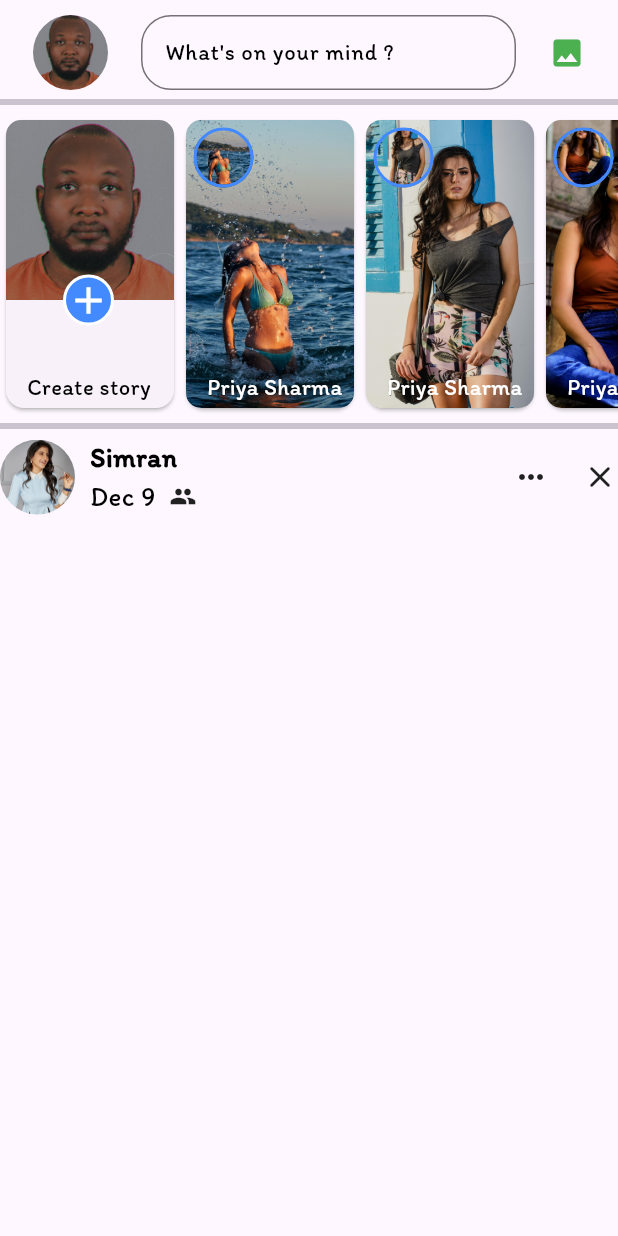
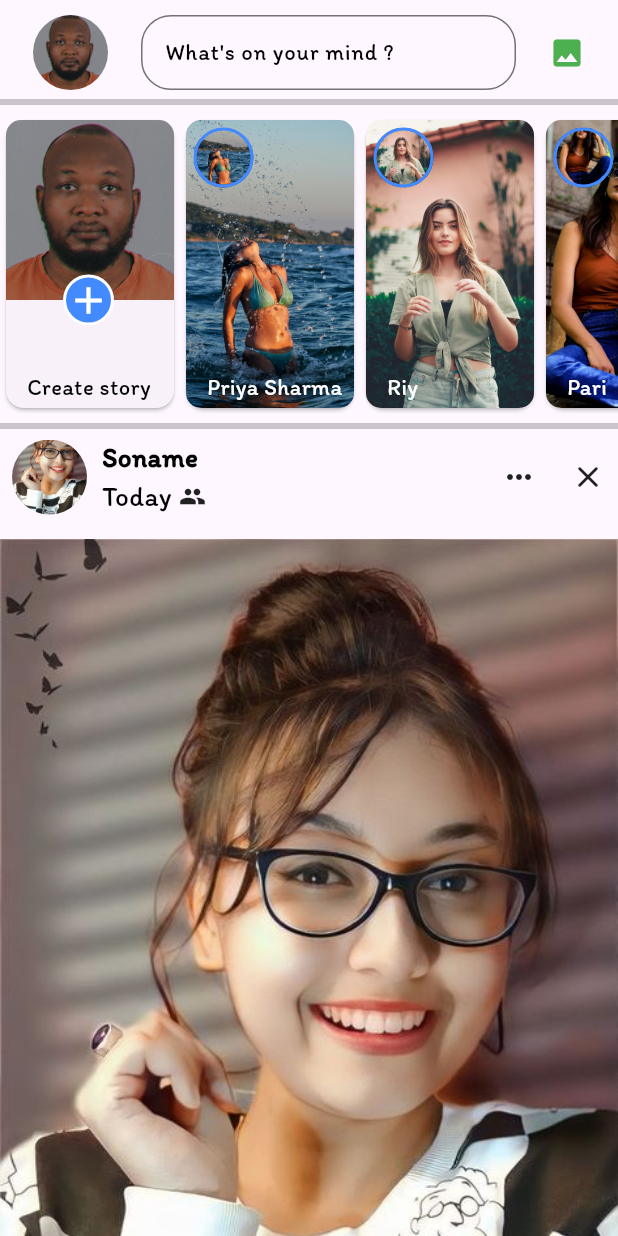
Before and after one commit to EtienneBel/facebook_clone_with_flutter, a Flutter app: the HomeScreen screen opened directly, on a phone screen of 412 x 824 dp. Run offline on Flutter 3.47's test engine with Material 3 defaults, Android fonts, the phone set to English and light mode, and no system bars.

```diff
--- a/lib/Screen/Tabs/home_screen.dart
+++ b/lib/Screen/Tabs/home_screen.dart
@@ -14,7 +14,8 @@ class _HomeScreenState extends State<HomeScreen> {
   @override
   Widget build(BuildContext context) {
     return Scaffold(
-        body: Column(
+        body: SingleChildScrollView(
+      child: Column(
         children: [
           const SizedBox(height: 10),
           Row(
@@ -77,8 +78,8 @@ class _HomeScreenState extends State<HomeScreen> {
                               topRight: Radius.circular(10),
                             ),
                             image: DecorationImage(
-                            image:
-                                AssetImage("assets/Images/EtienneBel (1).jpg"),
+                              image: AssetImage(
+                                  "assets/Images/EtienneBel (1).jpg"),
                               fit: BoxFit.cover,
                             ),
                           ),
@@ -113,31 +114,84 @@ class _HomeScreenState extends State<HomeScreen> {
                 ),
                 OtherUserStoryCard(
                   userName: "Priya Sharma",
-                imagePath: "assets/Images/pexels-dana-tentis-118658-364382.jpg",
+                  imagePath:
+                      "assets/Images/pexels-dana-tentis-118658-364382.jpg",
                 ),
                 OtherUserStoryCard(
-                userName: "Priya Sharma",
-                imagePath: "assets/Images/pexels-eliasdecarvalho-1375849.jpg",
+                  userName: "Riy",
+                  imagePath: "assets/Images/girl5.jpeg",
                 ),
                 OtherUserStoryCard(
-                userName: "Priya Sharma",
+                  userName: "Pari",
                   imagePath:
                       "assets/Images/pexels-harsh-raj-gond-218020-1485031.jpg",
                 ),
                 OtherUserStoryCard(
-                userName: "Priya Sharma",
-                imagePath: "assets/Images/pexels-ira-dulger-647031-1452129.jpg",
+                  userName: "pooja",
+                  imagePath: "assets/Images/pexels-willsantos-3383019.jpg",
                 ),
                 OtherUserStoryCard(
-                userName: "Priya Sharma",
-                imagePath: "assets/Images/pexels-leonnebrito-1844012.jpg",
+                  userName: "sonam",
+                  imagePath: "assets/Images/pexels-soldiervip-1386599.jpg",
+                ),
+                OtherUserStoryCard(
+                  userName: "Muskan",
+                  imagePath:
+                      "assets/Images/pexels-ira-dulger-647031-1452129.jpg",
                 ),
               ],
             ),
           ),
           Divider(thickness: 4),
-        UserPostCard()
+          UserPostCard(
+            userName: "Soname",
+            userProfile: "assets/Images/girls3.jpg",
+            userPost: "assets/Images/pexels-willsantos-3383019.jpg",
+          ),
+          const SizedBox(
+            height: 10,
+          ),
+          const Divider(
+            thickness: 3,
+          ),
+          const SizedBox(
+            height: 10,
+          ),
+          UserPostCard(
+            userName: "Beauty",
+            userProfile: "assets/Images/pexels-leonnebrito-1844012.jpg",
+            userPost: "assets/Images/pexels-nikki-williams-1761778-3334816.jpg",
+          ),
+          const SizedBox(
+            height: 10,
+          ),
+          const Divider(
+            thickness: 3,
+          ),
+          const SizedBox(
+            height: 10,
+          ),
+          UserPostCard(
+            userName: "cutie",
+            userProfile: "assets/Images/girl5.jpeg",
+            userPost: "assets/Images/pexels-pixabay-247908.jpg",
+          ),
+          const SizedBox(
+            height: 10,
+          ),
+          const Divider(
+            thickness: 3,
+          ),
+          const SizedBox(
+            height: 10,
+          ),
+          UserPostCard(
+            userName: "don't try",
+            userProfile: "assets/Images/pexels-leonnebrito-1844012.jpg",
+            userPost: "assets/Images/pexels-minan1398-941206.jpg",
+          ),
         ],
+      ),
     ));
   }
 }
--- a/lib/Widgets/user_post_card.dart
+++ b/lib/Widgets/user_post_card.dart
@@ -2,7 +2,23 @@ import 'package:facebook_clone/domain/custom_text_style.dart';
 import 'package:flutter/material.dart';
 
 class UserPostCard extends StatefulWidget {
-  const UserPostCard({super.key});
+  String userProfile;
+  String userPost;
+  String? postDate;
+  String? numLike;
+  String? numComment;
+  String? numShare;
+  String userName;
+
+  UserPostCard(
+      {super.key,
+      required this.userProfile,
+      required this.userPost,
+      required this.userName,
+      this.numComment,
+      this.numLike,
+      this.numShare,
+      this.postDate});
 
   @override
   State<UserPostCard> createState() => _UserPostCardState();
@@ -13,22 +29,32 @@ class _UserPostCardState extends State<UserPostCard> {
   Widget build(BuildContext context) {
     return Column(
       children: [
-        Row(
+        Padding(
+          padding: const EdgeInsets.symmetric(horizontal: 8.0),
+          child: Row(
             mainAxisAlignment: MainAxisAlignment.spaceBetween,
             children: [
               Row(
                 children: [
                   ClipOval(
-                    child: Image.asset("assets/Images/woman.webp", height: 50)),
+                      child: Image.asset(
+                    widget.userProfile,
+                    height: 50,
+                    width: 50,
+                    fit: BoxFit.cover,
+                  )),
                   SizedBox(width: 10),
                   Column(
                     crossAxisAlignment: CrossAxisAlignment.start,
                     children: [
-                    Text("Simran",
+                      Text(widget.userName,
                           style: myTextStyle18(textWeight: FontWeight.bold)),
                       Row(
                         children: [
-                        Text("Dec 9 ", style: myTextStyle18()),
+                          Text(
+                            widget.postDate ?? "Today",
+                            style: myTextStyle18(),
+                          ),
                           SizedBox(width: 5),
                           Icon(Icons.group, size: 18)
                         ],
@@ -49,6 +75,79 @@ class _UserPostCardState extends State<UserPostCard> {
               )
             ],
           ),
+        ),
+        SizedBox(height: 15),
+        Image.asset(widget.userProfile),
+        SizedBox(height: 10),
+        Padding(
+          padding: const EdgeInsets.symmetric(horizontal: 8.0),
+          child: Row(
+            mainAxisAlignment: MainAxisAlignment.spaceBetween,
+            children: [
+              SizedBox(
+                width: 100,
+                child: Stack(
+                  children: [
+                    Image.asset("assets/Icons/like.png", height: 30),
+                    Positioned(
+                      left: 20,
+                      child:
+                          Image.asset("assets/Icons/heart (2).png", height: 30),
+                    ),
+                    Positioned(
+                      left: 55,
+                      child: Text(widget.numLike ?? "10k",
+                          style: myTextStyle18(textColor: Colors.black87)),
+                    )
+                  ],
+                ),
+              ),
+              Row(
+                children: [
+                  Text(widget.numComment ?? "100 comments",
+                      style: myTextStyle15(textColor: Colors.black54)),
+                  const SizedBox(width: 10),
+                  Text(widget.numShare ?? "10 shares",
+                      style: myTextStyle15(textColor: Colors.black54))
+                ],
+              )
+            ],
+          ),
+        ),
+        SizedBox(height: 10),
+        Padding(
+          padding: const EdgeInsets.symmetric(horizontal: 8.0),
+          child: Row(
+            mainAxisAlignment: MainAxisAlignment.spaceBetween,
+            children: [
+              Row(
+                children: [
+                  Icon(Icons.thumb_up_alt_outlined),
+                  Text("Like", style: myTextStyle15())
+                ],
+              ),
+              Row(
+                children: [
+                  Icon(Icons.chat_bubble_outline),
+                  Text("Comment", style: myTextStyle15())
+                ],
+              ),
+              Row(
+                children: [
+                  Icon(Icons.share),
+                  Text("Send", style: myTextStyle15())
+                ],
+              ),
+              Row(
+                children: [
+                  Icon(Icons.mobile_screen_share_rounded),
+                  Text("Share", style: myTextStyle15())
+                ],
+              ),
+            ],
+          ),
+        ),
+        SizedBox(height: 10.0)
       ],
     );
   }
--- a/lib/main.dart
+++ b/lib/main.dart
@@ -1,4 +1,4 @@
-import 'package:facebook_clone/Screen/splash_screen.dart';
+import 'package:facebook_clone/Screen/Tabs/video_screen.dart';
 import 'package:flutter/material.dart';
 
 void main() {
@@ -33,7 +33,7 @@ class MyApp extends StatelessWidget {
         colorScheme: ColorScheme.fromSeed(seedColor: Colors.deepPurple),
         useMaterial3: true,
       ),
-      home: const SplashScreen(),
+      home: const VideoScreen(),
     );
   }
 }
```
Lines whose indentation alone changed are shown as unchanged.
